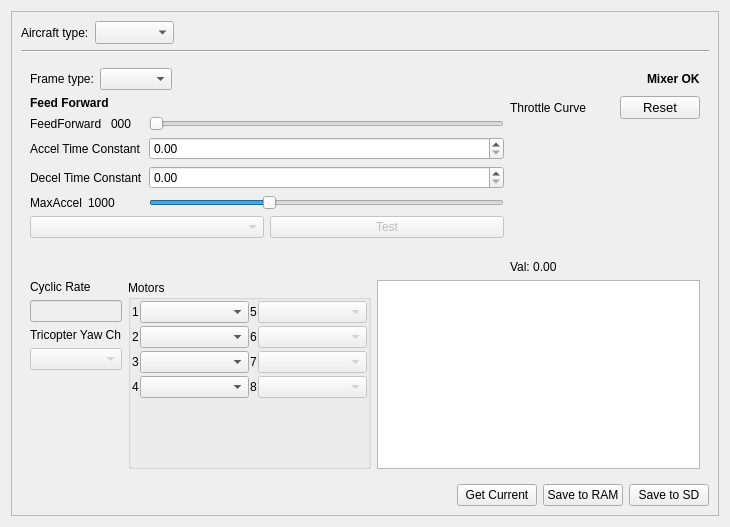
Before: the Qt Designer form ground/src/plugins/config/airframe.ui in openpilot/OpenPilot, drawn with Qt 5.
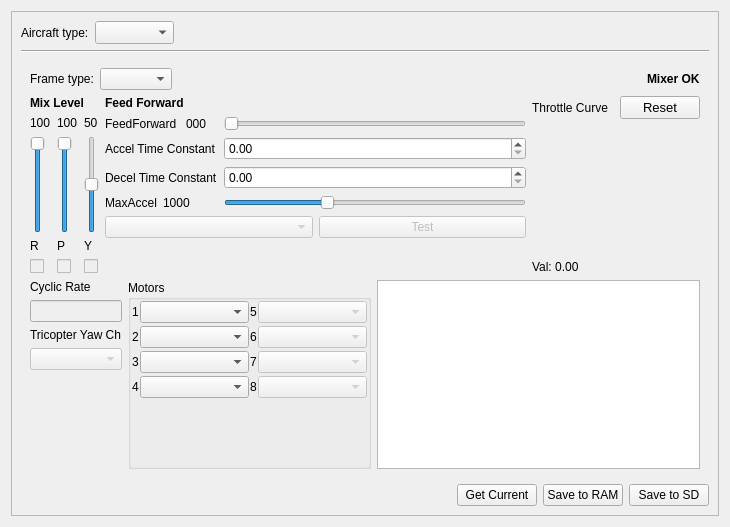
After: the same form once the commit is applied. The open tabs and pages were chosen to show the change. Custom widgets are drawn as their Qt base class.

Commit message: OP-138 Multirotor mixer supports adjustment of weight of Roll/Pitch/Yaw on quad + and X configurations.

```diff
--- a/ground/src/plugins/config/airframe.ui
+++ b/ground/src/plugins/config/airframe.ui
@@ -475,7 +475,163 @@
              </layout>
             </item>
             <item>
-             <layout class="QHBoxLayout" name="horizontalLayout_7" stretch="5,2">
+             <layout class="QHBoxLayout" name="horizontalLayout_7" stretch="0,5,2">
+              <item>
+               <layout class="QVBoxLayout" name="verticalLayout_20">
+                <item>
+                 <widget class="QLabel" name="label_4">
+                  <property name="font">
+                   <font>
+                    <weight>75</weight>
+                    <bold>true</bold>
+                   </font>
+                  </property>
+                  <property name="text">
+                   <string>Mix Level</string>
+                  </property>
+                 </widget>
+                </item>
+                <item>
+                 <layout class="QHBoxLayout" name="horizontalLayout_19">
+                  <item>
+                   <layout class="QVBoxLayout" name="verticalLayout_22">
+                    <item>
+                     <widget class="QLabel" name="label_43">
+                      <property name="text">
+                       <string>100</string>
+                      </property>
+                     </widget>
+                    </item>
+                    <item>
+                     <widget class="QSlider" name="mrRollMixLevel">
+                      <property name="toolTip">
+                       <string>Weight of Roll mixing in percent. Typical values are 100% for + configuration and 50% for X configuration on quads.</string>
+                      </property>
+                      <property name="maximum">
+                       <number>100</number>
+                      </property>
+                      <property name="value">
+                       <number>100</number>
+                      </property>
+                      <property name="orientation">
+                       <enum>Qt::Vertical</enum>
+                      </property>
+                     </widget>
+                    </item>
+                    <item>
+                     <widget class="QLabel" name="label_42">
+                      <property name="text">
+                       <string>R</string>
+                      </property>
+                     </widget>
+                    </item>
+                    <item>
+                     <widget class="QCheckBox" name="checkBox_3">
+                      <property name="enabled">
+                       <bool>false</bool>
+                      </property>
+                      <property name="toolTip">
+                       <string>All checked sliders will move together.</string>
+                      </property>
+                      <property name="text">
+                       <string/>
+                      </property>
+                     </widget>
+                    </item>
+                   </layout>
+                  </item>
+                  <item>
+                   <layout class="QVBoxLayout" name="verticalLayout_23">
+                    <item>
+                     <widget class="QLabel" name="label_44">
+                      <property name="text">
+                       <string>100</string>
+                      </property>
+                     </widget>
+                    </item>
+                    <item>
+                     <widget class="QSlider" name="mrPitchMixLevel">
+                      <property name="toolTip">
+                       <string>Weight of Pitch mixing in percent. Typical values are 100% for + configuration and 50% for X configuration on quads.</string>
+                      </property>
+                      <property name="maximum">
+                       <number>100</number>
+                      </property>
+                      <property name="value">
+                       <number>100</number>
+                      </property>
+                      <property name="orientation">
+                       <enum>Qt::Vertical</enum>
+                      </property>
+                     </widget>
+                    </item>
+                    <item>
+                     <widget class="QLabel" name="label_40">
+                      <property name="text">
+                       <string>P</string>
+                      </property>
+                     </widget>
+                    </item>
+                    <item>
+                     <widget class="QCheckBox" name="checkBox_2">
+                      <property name="enabled">
+                       <bool>false</bool>
+                      </property>
+                      <property name="text">
+                       <string/>
+                      </property>
+                     </widget>
+                    </item>
+                   </layout>
+                  </item>
+                  <item>
+                   <layout class="QVBoxLayout" name="verticalLayout_21">
+                    <item>
+                     <widget class="QLabel" name="label_45">
+                      <property name="text">
+                       <string>50</string>
+                      </property>
+                     </widget>
+                    </item>
+                    <item>
+                     <widget class="QSlider" name="mrYawMixLevel">
+                      <property name="toolTip">
+                       <string>Weight of Yaw mixing in percent. Typical value is 50% for + or X configuration on quads.</string>
+                      </property>
+                      <property name="maximum">
+                       <number>100</number>
+                      </property>
+                      <property name="value">
+                       <number>50</number>
+                      </property>
+                      <property name="orientation">
+                       <enum>Qt::Vertical</enum>
+                      </property>
+                     </widget>
+                    </item>
+                    <item>
+                     <widget class="QLabel" name="label_6">
+                      <property name="text">
+                       <string>Y</string>
+                      </property>
+                     </widget>
+                    </item>
+                    <item>
+                     <widget class="QCheckBox" name="checkBox">
+                      <property name="enabled">
+                       <bool>false</bool>
+                      </property>
+                      <property name="text">
+                       <string/>
+                      </property>
+                     </widget>
+                    </item>
+                   </layout>
+                  </item>
+                 </layout>
+                </item>
+               </layout>
+              </item>
               <item>
                <layout class="QVBoxLayout" name="verticalLayout_11" stretch="0,1,0,0">
                 <item>
```
Left out of the diff: 70 changed lines with no effect on the pictures. The commit also changes 1 other file.
